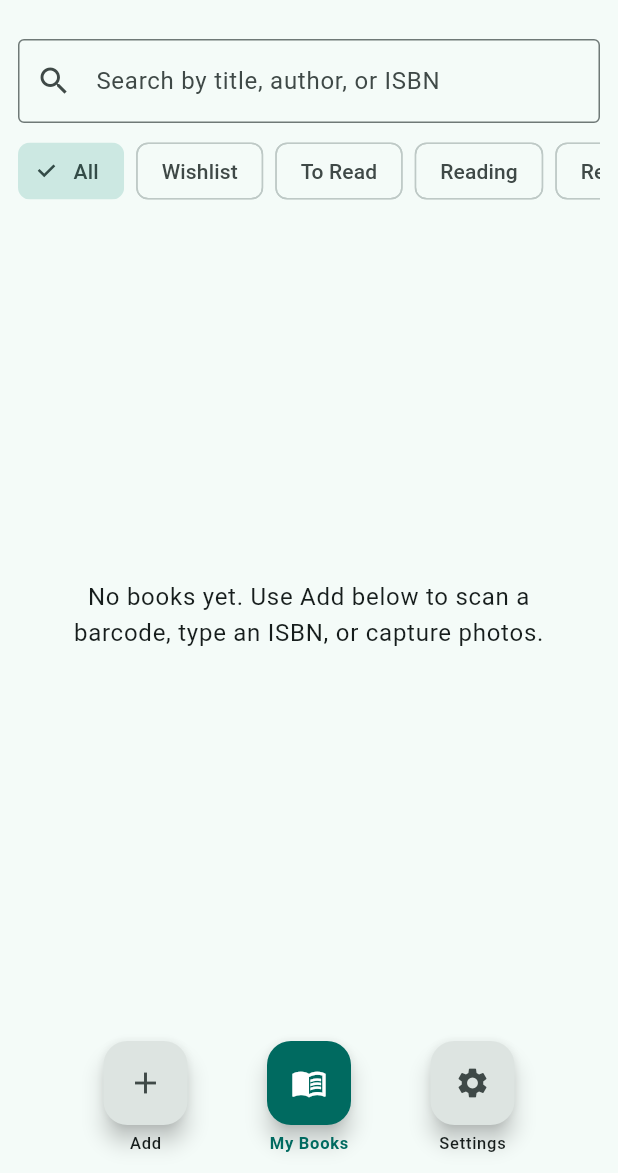
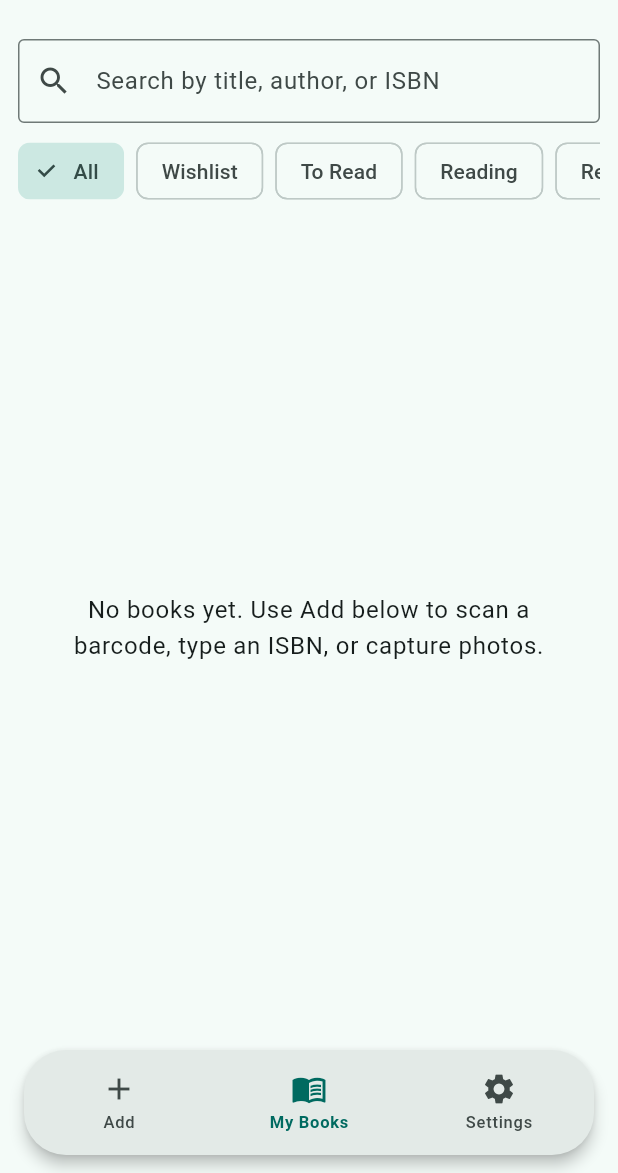
Before and after one commit to XDinuka/bookie-bookie, a Flutter app: the screen it shows after launch, on a phone screen of 412 x 824 dp, the part 63-1236 px from its top. Run offline on Flutter 3.47's test engine with Material 3 defaults, Android fonts, the phone set to English and light mode, and no system bars; our stand-ins replace image_picker, sqflite; missing offline and left inert: flutter_tesseract_ocr, google_mlkit_text_recognition, mobile_scanner; accounts and stored records are empty.

Commit message:
Make the bottom nav one floating bar, not three separate FABs
Replaces the three individual FloatingActionButtons with a single
rounded, elevated Material bar containing three equal-width InkWell
segments (icon + label each). Reads as one floating control with three
destinations, not three floating buttons sitting next to each other.

```diff
--- a/lib/screens/home_shell.dart
+++ b/lib/screens/home_shell.dart
@@ -4,11 +4,11 @@ import 'add_book_screen.dart';
 import 'catalog_screen.dart';
 import 'settings_screen.dart';
 
-/// The app's root navigation shell: a bottom row of floating buttons
-/// switches between Add / My Books / Settings, with My Books as the
-/// default screen. Each screen stays alive via [IndexedStack], so
-/// switching tabs and back preserves things like the catalog's search
-/// text and an in-progress add flow.
+/// The app's root navigation shell: a single floating bar at the bottom —
+/// not three separate floating buttons — holds the Add / My Books /
+/// Settings destinations, with My Books as the default. Each screen stays
+/// alive via [IndexedStack], so switching tabs and back preserves things
+/// like the catalog's search text and an in-progress add flow.
 class HomeShell extends StatefulWidget {
   const HomeShell({super.key});
 
@@ -29,28 +29,78 @@ class _HomeShellState extends State<HomeShell> {
         children: const [AddBookScreen(), CatalogScreen(), SettingsScreen()],
       ),
       bottomNavigationBar: SafeArea(
+        minimum: const EdgeInsets.fromLTRB(16, 0, 16, 12),
+        child: Material(
+          elevation: 4,
+          color: Theme.of(context).colorScheme.surfaceContainerHigh,
+          borderRadius: BorderRadius.circular(28),
           child: Padding(
-          padding: const EdgeInsets.symmetric(horizontal: 16, vertical: 12),
+            padding: const EdgeInsets.symmetric(vertical: 8),
             child: Row(
-            mainAxisAlignment: MainAxisAlignment.spaceEvenly,
               children: [
-              _ShellButton(
+                _ShellNavItem(
                   icon: Icons.add,
                   label: 'Add',
                   selected: _selectedIndex == 0,
-                onPressed: () => setState(() => _selectedIndex = 0),
+                  onTap: () => setState(() => _selectedIndex = 0),
                 ),
-              _ShellButton(
+                _ShellNavItem(
                   icon: Icons.menu_book,
                   label: 'My Books',
                   selected: _selectedIndex == 1,
-                onPressed: () => setState(() => _selectedIndex = 1),
+                  onTap: () => setState(() => _selectedIndex = 1),
                 ),
-              _ShellButton(
+                _ShellNavItem(
                   icon: Icons.settings,
                   label: 'Settings',
                   selected: _selectedIndex == 2,
-                onPressed: () => setState(() => _selectedIndex = 2),
+                  onTap: () => setState(() => _selectedIndex = 2),
+                ),
+              ],
+            ),
+          ),
+        ),
+      ),
+    );
+  }
+}
+
+/// One segment of the floating nav bar — an equal-width tappable area
+/// inside the shared [Material]/[Row], not a standalone button.
+class _ShellNavItem extends StatelessWidget {
+  const _ShellNavItem({
+    required this.icon,
+    required this.label,
+    required this.selected,
+    required this.onTap,
+  });
+
+  final IconData icon;
+  final String label;
+  final bool selected;
+  final VoidCallback onTap;
+
+  @override
+  Widget build(BuildContext context) {
+    final scheme = Theme.of(context).colorScheme;
+    final color = selected ? scheme.primary : scheme.onSurfaceVariant;
+    return Expanded(
+      child: InkWell(
+        onTap: onTap,
+        borderRadius: BorderRadius.circular(20),
+        child: Padding(
+          padding: const EdgeInsets.symmetric(vertical: 6),
+          child: Column(
+            mainAxisSize: MainAxisSize.min,
+            children: [
+              Icon(icon, color: color),
+              const SizedBox(height: 2),
+              Text(
+                label,
+                style: Theme.of(context).textTheme.labelSmall?.copyWith(
+                  color: color,
+                  fontWeight: selected ? FontWeight.bold : null,
+                ),
               ),
             ],
           ),
@@ -59,47 +109,3 @@ class _HomeShellState extends State<HomeShell> {
     );
   }
 }
-
-class _ShellButton extends StatelessWidget {
-  const _ShellButton({
-    required this.icon,
-    required this.label,
-    required this.selected,
-    required this.onPressed,
-  });
-
-  final IconData icon;
-  final String label;
-  final bool selected;
-  final VoidCallback onPressed;
-
-  @override
-  Widget build(BuildContext context) {
-    final scheme = Theme.of(context).colorScheme;
-    return Column(
-      mainAxisSize: MainAxisSize.min,
-      children: [
-        FloatingActionButton(
-          heroTag:
-              null, // several FABs on screen at once; no hero animation needed
-          onPressed: onPressed,
-          backgroundColor: selected
-              ? scheme.primary
-              : scheme.surfaceContainerHighest,
-          foregroundColor: selected
-              ? scheme.onPrimary
-              : scheme.onSurfaceVariant,
-          child: Icon(icon),
-        ),
-        const SizedBox(height: 4),
-        Text(
-          label,
-          style: Theme.of(context).textTheme.labelSmall?.copyWith(
-            color: selected ? scheme.primary : null,
-            fontWeight: selected ? FontWeight.bold : null,
-          ),
-        ),
-      ],
-    );
-  }
-}
```
Also changed, not shown: 1 other file. Lines whose indentation alone changed are shown as unchanged.
